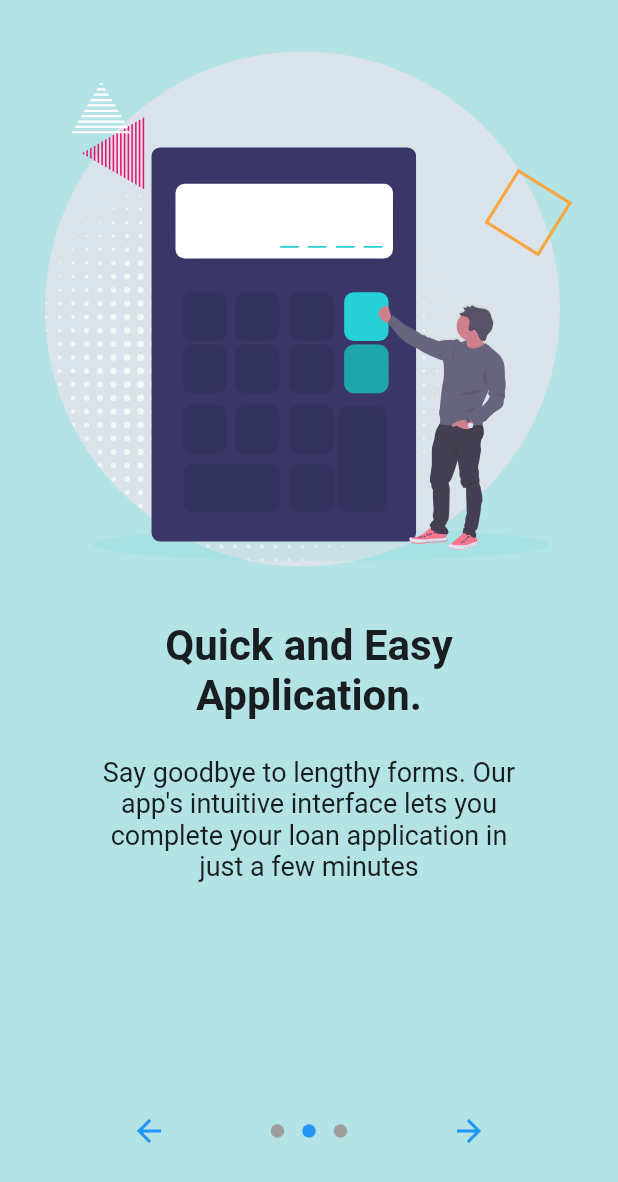
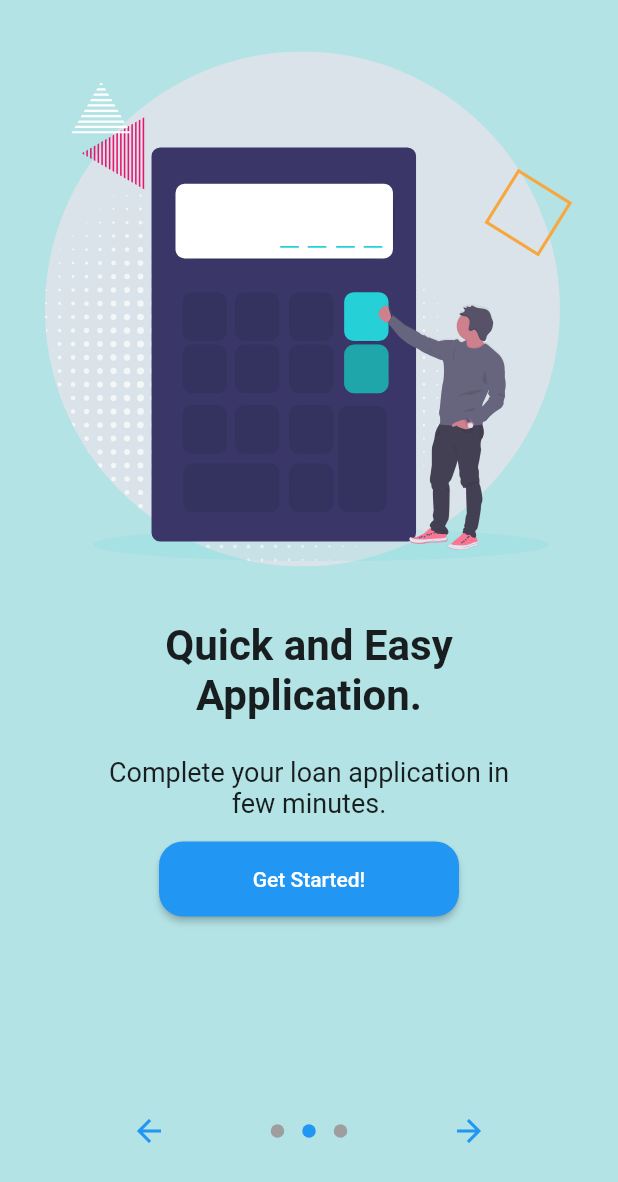
Before and after one commit to chandachewe10/Loan-application, a Flutter app: the screen it shows after launch, swiped to page 2, on a phone screen of 412 x 824 dp. Shown: the top 1182 px of the screen. Run offline on Flutter 3.47's test engine with Material 2 defaults, Android fonts, the light colour scheme and no system bars; drawn by our look-alikes of introduction_screen; our stand-ins replace flutter_svg, get.

Commit message:
Added Get Started on all Screens

```diff
--- a/lib/screens/introductory_screens.dart
+++ b/lib/screens/introductory_screens.dart
@@ -54,16 +54,67 @@ class IntroductoryScreens extends StatelessWidget {
       ),
       PageViewModel(
         title: "Quick and Easy Application.",
-
-        body:
-            "Say goodbye to lengthy forms. Our app's intuitive interface lets you complete your loan application in just a few minutes",
+        bodyWidget: Column(
+          mainAxisAlignment: MainAxisAlignment.center,
+          children: [
+            const Text(
+              "Complete your loan application in few minutes.",
+              textAlign: TextAlign.center,
+              style: TextStyle(fontSize: 18),
+            ),
+            const SizedBox(
+              height: 15,
+            ),
+            ElevatedButton(
+              onPressed: () {
+                // On button pressed
+              },
+              style: ElevatedButton.styleFrom(
+                padding:
+                    const EdgeInsets.symmetric(horizontal: 10, vertical: 5),
+                minimumSize: const Size(200, 50),
+                shape: RoundedRectangleBorder(
+                  borderRadius:
+                      BorderRadius.circular(16), // Button border radius
+                ),
+              ),
+              child: const Text("Get Started!"),
+            )
+          ],
+        ),
         image: SvgPicture.asset('assets/images/introductory8.svg'),
         decoration: pageDecoration,
       ),
       PageViewModel(
         title: "Flexible Loan Options",
-        body:
-            "Tailor your loan to your needs. Choose from a range of flexible options, including loan amount and repayment terms.",
+        bodyWidget: Column(
+          mainAxisAlignment: MainAxisAlignment.center,
+          children: [
+            const Text(
+              "Choose from a range of flexible options.",
+              textAlign: TextAlign.center,
+              style: TextStyle(fontSize: 18),
+            ),
+            const SizedBox(
+              height: 15,
+            ),
+            ElevatedButton(
+              onPressed: () {
+                // On button pressed
+              },
+              style: ElevatedButton.styleFrom(
+                padding:
+                    const EdgeInsets.symmetric(horizontal: 10, vertical: 5),
+                minimumSize: const Size(200, 50),
+                shape: RoundedRectangleBorder(
+                  borderRadius:
+                      BorderRadius.circular(16), // Button border radius
+                ),
+              ),
+              child: const Text("Get Started!"),
+            )
+          ],
+        ),
         image: SvgPicture.asset('assets/images/introductory6.svg'),
         decoration: pageDecoration,
       )
```
Lines whose indentation alone changed are shown as unchanged.
